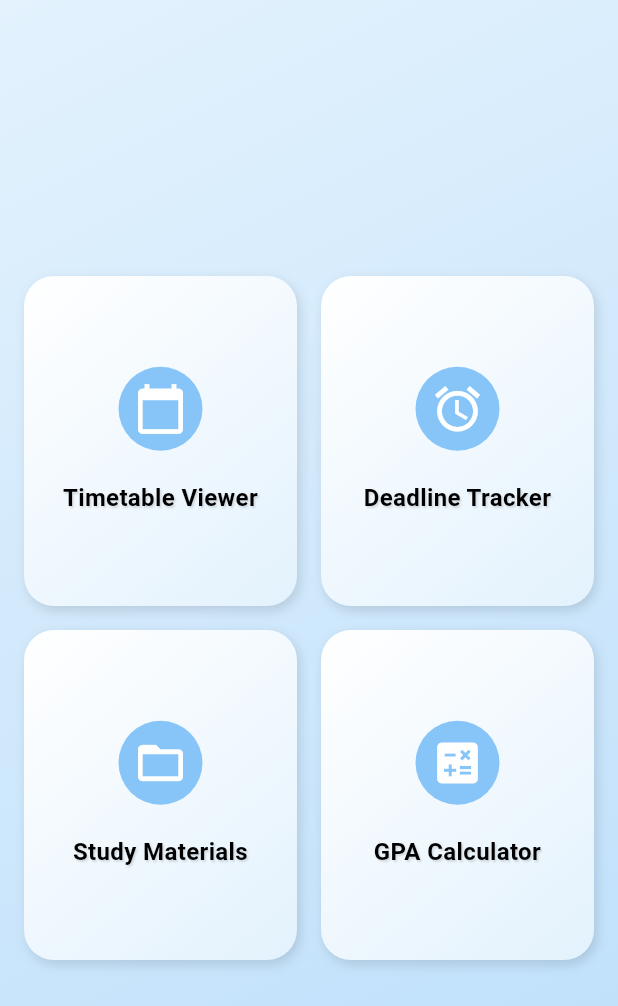
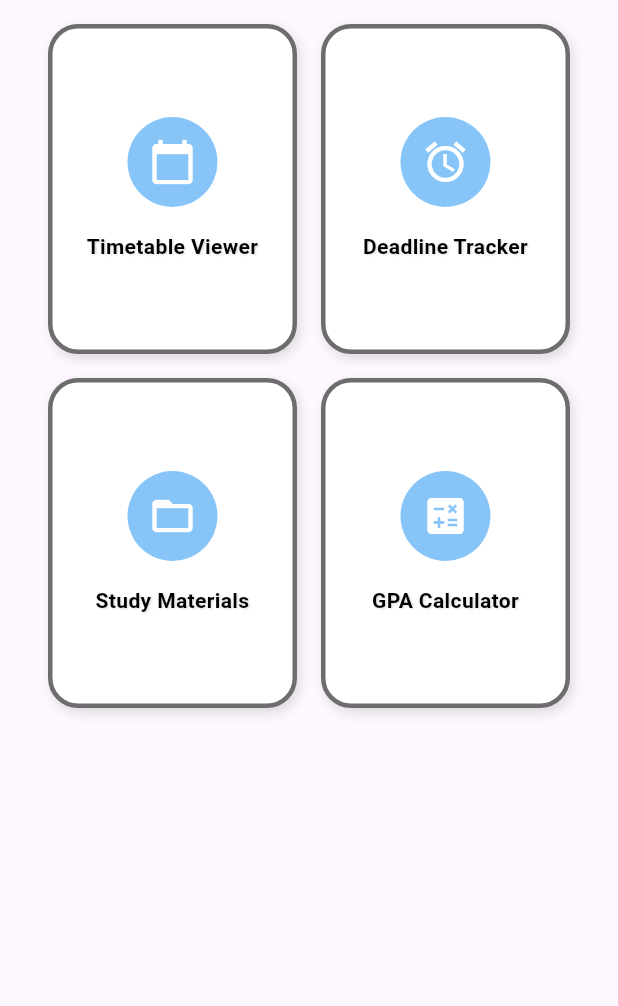
Before and after one commit to VegadManas/Studdy_buddy, a Flutter app: the HomecreenScaffhold screen opened directly, on a phone screen of 412 x 824 dp. Shown: the top 1006 px of the screen. Run offline on Flutter 3.47's test engine with Material 3 defaults, Android fonts, the phone set to English and light mode, and no system bars; our stand-ins replace smooth_page_indicator.

Commit message:
chage card

```diff
--- a/lib/home_screen/homecreen_scaffhold.dart
+++ b/lib/home_screen/homecreen_scaffhold.dart
@@ -20,7 +20,9 @@ class HomecreenScaffhold extends StatelessWidget {
     const double borderRadius = 20.0;
 
     final double screenWidth = MediaQuery.of(context).size.width;
-    final double cardWidth = (screenWidth - (3 * spacing)) / 2;
+
+    // 🔹 make cards smaller from sides
+    final double cardWidth = (screenWidth - (5 * spacing)) / 2;
 
     final List<Map<String, dynamic>> cardData = [
       {
@@ -46,20 +48,11 @@ class HomecreenScaffhold extends StatelessWidget {
     ];
 
     return Scaffold(
-      body: Container(
-        decoration: const BoxDecoration(
-          gradient: LinearGradient(
-            colors: [
-              Color(0xFFE3F2FD), // very light blue
-              Color(0xFFBBDEFB), // soft sky blue
-            ],
-            begin: Alignment.topLeft,
-            end: Alignment.bottomRight,
-          ),
-        ),
-        child: Padding(
+      body: Padding(
         padding: const EdgeInsets.all(spacing),
-          child: Center(
+        // 🔹 move cards UP instead of center
+        child: Align(
+          alignment: Alignment.topCenter,
           child: Wrap(
             spacing: spacing,
             runSpacing: spacing,
@@ -73,7 +66,6 @@ class HomecreenScaffhold extends StatelessWidget {
                 borderRadius: borderRadius,
               );
             }).toList(),
-            ),
           ),
         ),
       ),
@@ -92,19 +84,14 @@ Widget _buildCard(
   return InkWell(
     onTap: onTap,
     child: Container(
-      height: 220,
+      height: 220, // 🔹 slightly smaller height
       width: width,
       padding: const EdgeInsets.all(14),
       decoration: BoxDecoration(
-        gradient: const LinearGradient(
-          colors: [
-            Color(0xFFFFFFFF), // White
-            Color(0xFFE3F2FD), // Very light blue
-          ],
-          begin: Alignment.topLeft,
-          end: Alignment.bottomRight,
-        ),
+        color: const Color.fromARGB(255, 255, 255, 255),
         borderRadius: BorderRadius.circular(borderRadius),
+        // 🔹 add thick border
+        border: Border.all(color: const Color.fromARGB(146, 0, 0, 0), width: 3),
         boxShadow: const [
           BoxShadow(color: Colors.black12, blurRadius: 6, offset: Offset(2, 3)),
         ],
@@ -113,19 +100,23 @@ Widget _buildCard(
         mainAxisAlignment: MainAxisAlignment.center,
         children: [
           Container(
-            padding: const EdgeInsets.all(10),
+            padding: const EdgeInsets.all(14),
             decoration: const BoxDecoration(
               shape: BoxShape.circle,
               color: Color.fromARGB(255, 135, 197, 248), // soft blue
             ),
-            child: Icon(icon, size: 36, color: Colors.white),
+            child: Icon(
+              icon,
+              size: 32,
+              color: Colors.white,
+            ), // 🔹 adjusted size
           ),
-          const SizedBox(height: 20),
+          const SizedBox(height: 16),
           Text(
             title,
             textAlign: TextAlign.center,
             style: const TextStyle(
-              fontSize: 16,
+              fontSize: 14, // 🔹 adjusted font size for smaller card
               fontWeight: FontWeight.w600,
               color: Color.fromARGB(255, 0, 0, 0), // deep blue text
               shadows: [
```
Lines whose indentation alone changed are shown as unchanged.
